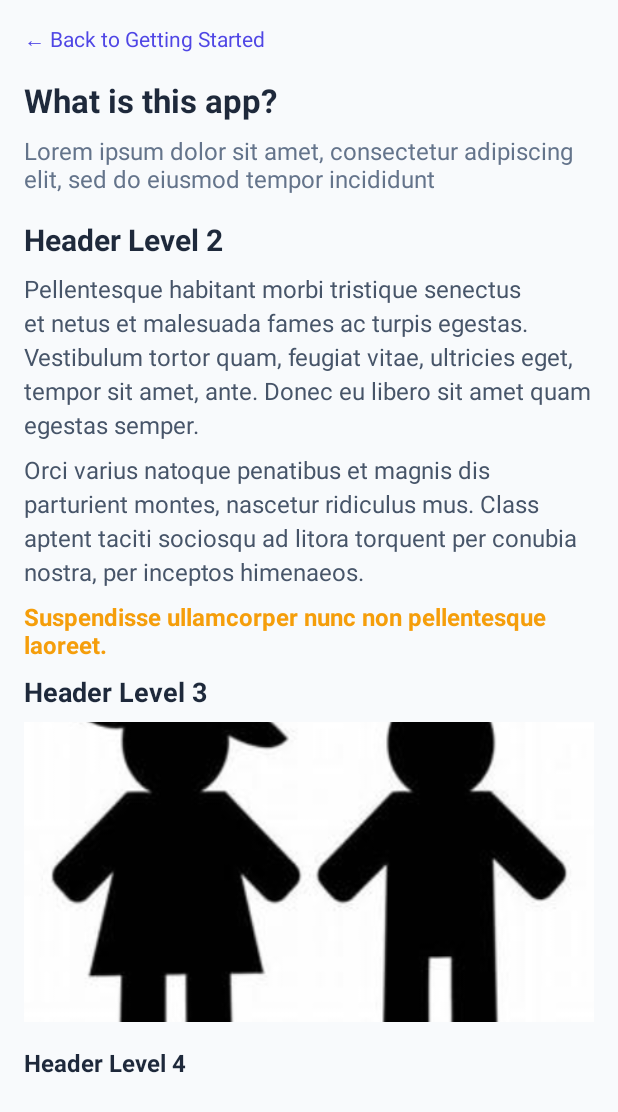
After one commit to albaliriagomez/appmaypi, an Android app: the layout fragment_guiaviewmodel.xml on its own in the app's theme, with its tools: preview values and no code run, on a phone screen of 412 x 824 dp. The commit adds this screen. Shown: the top 1112 px of the screen. Run offline under Robolectric (Android 15) with nearby library versions, the phone set to English and light mode, and no system bars.

Commit message:
Se implemento pantalla de guia y recursos

```diff
--- a/app/src/main/AndroidManifest.xml
+++ b/app/src/main/AndroidManifest.xml
@@ -56,6 +56,9 @@
             </intent-filter>
         </activity>
 
+        <activity android:name=".ui.guia.GuiaViewModel" />
+
+
         <meta-data
             android:name="com.mapbox.maps.token"
             android:value="sk.eyJ1IjoiY2F0cmFzdHJvIiwiYSI6ImNtMnR4YnhqdjA0NHgybG9iMW5jZnl5bzQifQ.nOFX3MNUIR1ApOSpojm1ZQ" />
--- a/app/src/main/java/com/torrezpillcokevin/nuna/ui/guia/GuiaFragment.kt
+++ b/app/src/main/java/com/torrezpillcokevin/nuna/ui/guia/GuiaFragment.kt
@@ -7,31 +7,19 @@ import android.view.View
 import android.view.ViewGroup
 import android.widget.TextView
 import androidx.fragment.app.Fragment
-import androidx.fragment.app.viewModels
 import com.torrezpillcokevin.nuna.R
 
 class GuiaFragment : Fragment() {
 
-    companion object {
-        fun newInstance() = GuiaFragment()
-    }
-
-    private val viewModel: GuiaViewModel by viewModels()
-
-    override fun onCreate(savedInstanceState: Bundle?) {
-        super.onCreate(savedInstanceState)
-    }
-
     override fun onCreateView(
         inflater: LayoutInflater, container: ViewGroup?,
-        savedInstanceState: Bundle?,
+        savedInstanceState: Bundle?
     ): View {
         val view = inflater.inflate(R.layout.fragment_guia, container, false)
 
         // Configuración del botón "Volver al Centro de Ayuda"
         val backToHelpCenter = view.findViewById<TextView>(R.id.backToHelpCenter)
         backToHelpCenter.setOnClickListener {
-            // Navegar al centro de ayuda (o implementar lógica de navegación personalizada)
             requireActivity().onBackPressed()
         }
 
@@ -46,14 +34,12 @@ class GuiaFragment : Fragment() {
             navigateToDetails("Start using the app")
         }
 
-        // Continúa configurando clics para los demás elementos...
-
         return view
     }
 
     private fun navigateToDetails(title: String) {
-        //val intent = Intent(requireContext(), GuiaDetailActivity::class.java)
-        //intent.putExtra("TITLE", title)
-        //startActivity(intent)
+        val intent = Intent(requireContext(), GuiaViewModel::class.java)
+        intent.putExtra("TITLE", title)
+        startActivity(intent)
     }
 }
--- a/app/src/main/java/com/torrezpillcokevin/nuna/ui/guia/GuiaViewModel.kt
+++ b/app/src/main/java/com/torrezpillcokevin/nuna/ui/guia/GuiaViewModel.kt
@@ -1,7 +1,29 @@
 package com.torrezpillcokevin.nuna.ui.guia
 
-import androidx.lifecycle.ViewModel
+import android.os.Bundle
+import android.widget.TextView
+import androidx.appcompat.app.AppCompatActivity
+import com.torrezpillcokevin.nuna.R
 
-class GuiaViewModel : ViewModel() {
-    // TODO: Implement the ViewModel
+class GuiaViewModel : AppCompatActivity() {
+
+    override fun onCreate(savedInstanceState: Bundle?) {
+        super.onCreate(savedInstanceState)
+        setContentView(R.layout.fragment_guiaviewmodel)
+
+        // Configuración del botón de retroceso
+        val backToGettingStarted = findViewById<TextView>(R.id.backToGettingStarted)
+        backToGettingStarted.setOnClickListener {
+            finish()
+        }
+
+        // Mostrar el título y contenido de la guía seleccionada
+        val title = intent.getStringExtra("TITLE") ?: "Guía"
+        val titleTextView = findViewById<TextView>(R.id.whatIsThisAppTitle)
+        titleTextView.text = title
+
+        // Contenido dinámico según el título
+        val contentTextView = findViewById<TextView>(R.id.introText)
+        contentTextView.text = "Este es el contenido para la guía titulada: $title"
+    }
 }
--- /dev/null
+++ b/app/src/main/res/layout/fragment_guiaviewmodel.xml
@@ -0,0 +1,125 @@
+<?xml version="1.0" encoding="utf-8"?>
+<FrameLayout xmlns:android="http://schemas.android.com/apk/res/android"
+    xmlns:tools="http://schemas.android.com/tools"
+    android:layout_width="match_parent"
+    android:layout_height="match_parent"
+    tools:context=".ui.guia.GuiaViewModel">
+
+    <ScrollView
+        android:layout_width="match_parent"
+        android:layout_height="match_parent"
+        android:background="#F8FAFC"
+        android:padding="16dp">
+
+        <LinearLayout
+            android:layout_width="match_parent"
+            android:layout_height="wrap_content"
+            android:orientation="vertical">
+
+            <!-- Botón de retroceso -->
+            <TextView
+                android:id="@+id/backToGettingStarted"
+                android:layout_width="wrap_content"
+                android:layout_height="wrap_content"
+                android:text="← Back to Getting Started"
+                android:textColor="#4F46E5"
+                android:textSize="14sp"
+                android:layout_marginBottom="16dp" />
+
+            <!-- Título principal -->
+            <TextView
+                android:id="@+id/whatIsThisAppTitle"
+                android:layout_width="wrap_content"
+                android:layout_height="wrap_content"
+                android:text="What is this app?"
+                android:textColor="#1E293B"
+                android:textSize="22sp"
+                android:textStyle="bold"
+                android:layout_marginBottom="8dp" />
+
+            <!-- Texto introductorio -->
+            <TextView
+                android:id="@+id/introText"
+                android:layout_width="wrap_content"
+                android:layout_height="wrap_content"
+                android:text="Lorem ipsum dolor sit amet, consectetur adipiscing elit, sed do eiusmod tempor incididunt"
+                android:textColor="#64748B"
+                android:textSize="16sp"
+                android:layout_marginBottom="16dp" />
+
+            <!-- Encabezado Nivel 2 -->
+            <TextView
+                android:id="@+id/headerLevel2"
+                android:layout_width="wrap_content"
+                android:layout_height="wrap_content"
+                android:text="Header Level 2"
+                android:textColor="#1E293B"
+                android:textSize="20sp"
+                android:textStyle="bold"
+                android:layout_marginBottom="8dp" />
+
+            <!-- Párrafo -->
+            <TextView
+                android:id="@+id/paragraph1"
+                android:layout_width="wrap_content"
+                android:layout_height="wrap_content"
+                android:text="Pellentesque habitant morbi tristique senectus et netus et malesuada fames ac turpis egestas. Vestibulum tortor quam, feugiat vitae, ultricies eget, tempor sit amet, ante. Donec eu libero sit amet quam egestas semper."
+                android:textColor="#475569"
+                android:textSize="16sp"
+                android:lineSpacingExtra="4dp"
+                android:layout_marginBottom="8dp" />
+
+            <TextView
+                android:id="@+id/paragraph2"
+                android:layout_width="wrap_content"
+                android:layout_height="wrap_content"
+                android:text="Orci varius natoque penatibus et magnis dis parturient montes, nascetur ridiculus mus. Class aptent taciti sociosqu ad litora torquent per conubia nostra, per inceptos himenaeos."
+                android:textColor="#475569"
+                android:textSize="16sp"
+                android:lineSpacingExtra="4dp"
+                android:layout_marginBottom="8dp" />
+
+            <!-- Texto destacado -->
+            <TextView
+                android:id="@+id/highlightedText"
+                android:layout_width="wrap_content"
+                android:layout_height="wrap_content"
+                android:text="Suspendisse ullamcorper nunc non pellentesque laoreet."
+                android:textColor="#F59E0B"
+                android:textStyle="bold"
+                android:textSize="16sp"
+                android:layout_marginBottom="8dp" />
+
+            <!-- Encabezado Nivel 3 -->
+            <TextView
+                android:id="@+id/headerLevel3"
+                android:layout_width="wrap_content"
+                android:layout_height="wrap_content"
+                android:text="Header Level 3"
+                android:textColor="#1E293B"
+                android:textSize="18sp"
+                android:textStyle="bold"
+                android:layout_marginBottom="8dp" />
+
+            <!-- Imagen -->
+            <ImageView
+                android:id="@+id/sampleImage"
+                android:layout_width="match_parent"
+                android:layout_height="200dp"
+                android:layout_marginBottom="16dp"
+                android:scaleType="centerCrop"
+                android:src="@drawable/infantes" />
+
+            <!-- Encabezado Nivel 4 -->
+            <TextView
+                android:id="@+id/headerLevel4"
+                android:layout_width="wrap_content"
+                android:layout_height="wrap_content"
+                android:text="Header Level 4"
+                android:textColor="#1E293B"
+                android:textSize="16sp"
+                android:textStyle="bold"
+                android:layout_marginBottom="8dp" />
+        </LinearLayout>
+    </ScrollView>
+</FrameLayout>
--- a/app/src/main/res/values/strings.xml
+++ b/app/src/main/res/values/strings.xml
@@ -13,4 +13,6 @@
     <string name="menu_slideshow">Slideshow</string>
 
     <string name="mapbox_access_token">sk.eyJ1IjoiY2F0cmFzdHJvIiwiYSI6ImNtMnR4YnhqdjA0NHgybG9iMW5jZnl5bzQifQ.nOFX3MNUIR1ApOSpojm1ZQ</string>
+<!-- TODO: Remove or change this placeholder text -->
+    <string name="hello_blank_fragment">Hello blank fragment</string>
 </resources>
```
Also changed, not shown: app/src/main/res/layout/fragment_guia.xml (line endings or trailing spaces).
